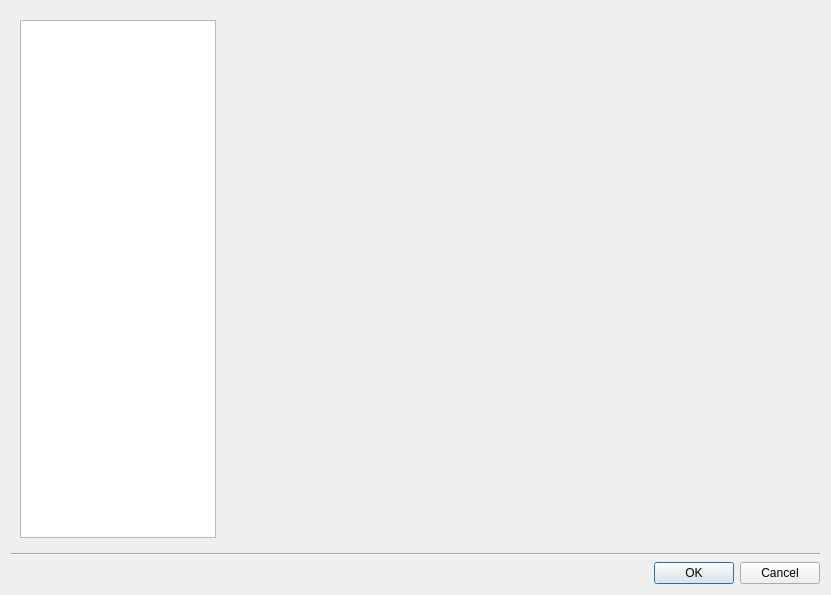
This is src/qt/qt_settings.ui in 86Box/86Box as Qt 5 draws it before an edit. The edited form follows.
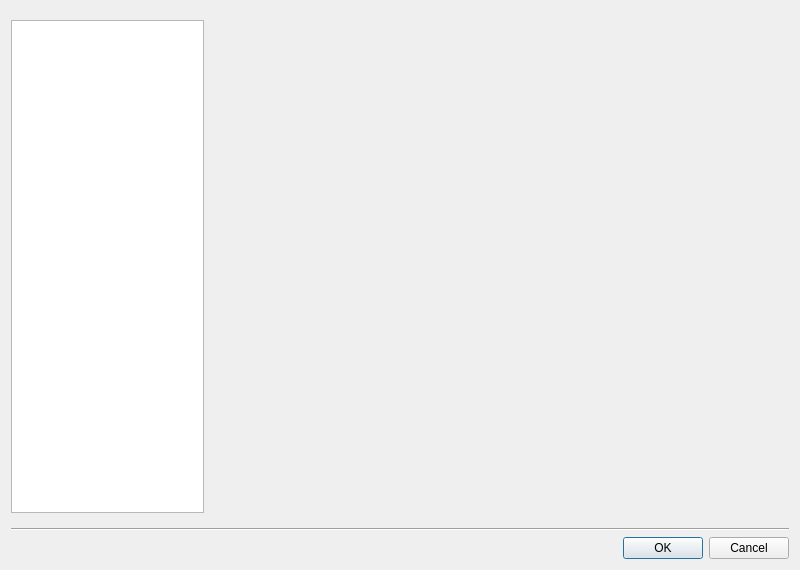
This is the edited form.

Commit message: qt: tabs to network interface settings.

```diff
--- a/src/qt/qt_settings.ui
+++ b/src/qt/qt_settings.ui
@@ -6,20 +6,20 @@
    <rect>
     <x>0</x>
     <y>0</y>
-    <width>831</width>
-    <height>595</height>
+    <width>800</width>
+    <height>570</height>
    </rect>
   </property>
   <property name="minimumSize">
    <size>
-    <width>831</width>
-    <height>595</height>
+    <width>800</width>
+    <height>570</height>
    </size>
   </property>
   <property name="maximumSize">
    <size>
-    <width>831</width>
-    <height>595</height>
+    <width>800</width>
+    <height>570</height>
    </size>
   </property>
   <property name="windowTitle">
@@ -29,6 +29,12 @@
    <item>
     <widget class="QWidget" name="widget" native="true">
      <layout class="QHBoxLayout" name="horizontalLayout" stretch="1,3">
+      <property name="leftMargin">
+       <number>0</number>
+      </property>
+      <property name="rightMargin">
+       <number>0</number>
+      </property>
       <item>
        <widget class="QListView" name="listView">
         <property name="viewMode">
```
The commit also changes 1 other file.
